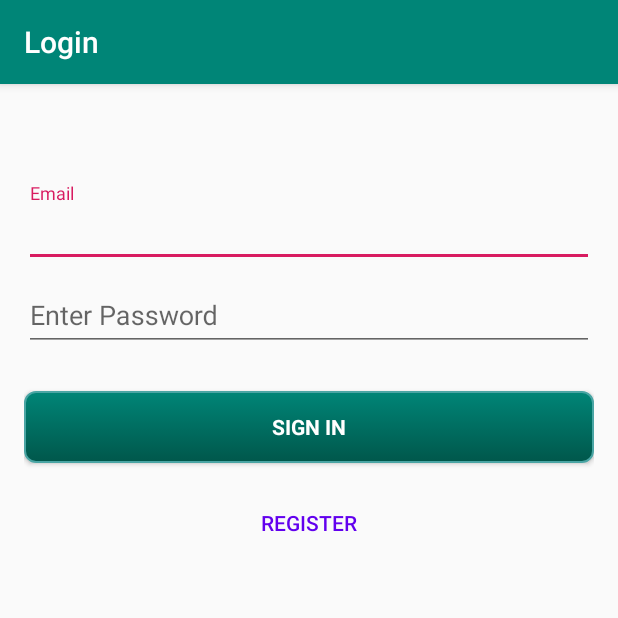
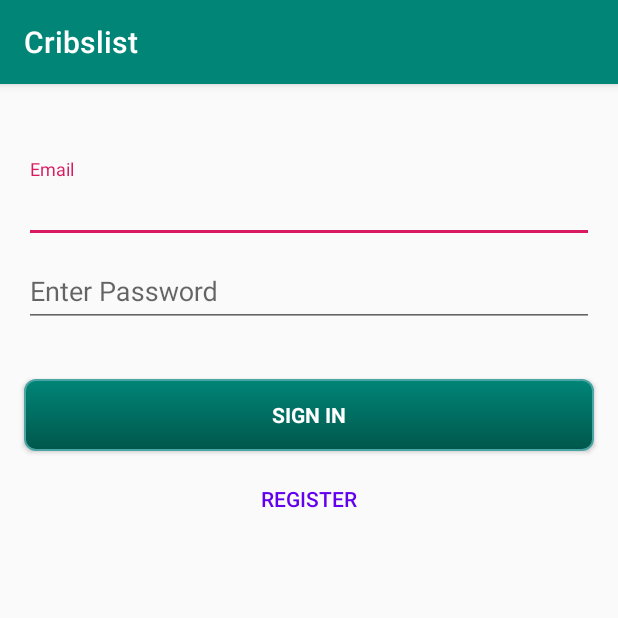
Before and after one commit to cribslist/cribslist_android, an Android app: the screen it shows after launch (LoginActivity), on a phone screen of 412 x 824 dp, the top half of it. Run offline under Robolectric (Android 15) with nearby library versions, the phone set to English and light mode, and no system bars; 2 statements that could not run were skipped.

Commit message:
Replace linear layout with ConstaintLayout. Adjust scroll with keyboard appearance.

```diff
--- a/app/src/main/java/com/codepath/cribslist/activities/LoginActivity.java
+++ b/app/src/main/java/com/codepath/cribslist/activities/LoginActivity.java
@@ -44,7 +44,7 @@ import static android.Manifest.permission.READ_CONTACTS;
  */
 public class LoginActivity extends AppCompatActivity implements LoaderCallbacks<Cursor> {
 
-    private static final String TITLE_TEXT = "Login";
+    private static final String TITLE_TEXT = "Cribslist";
 
     /**
      * Id to identity READ_CONTACTS permission request.
@@ -110,7 +110,7 @@ public class LoginActivity extends AppCompatActivity implements LoaderCallbacks<
             }
         });
 
-        mLoginFormView = findViewById(R.id.login_form);
+        mLoginFormView = findViewById(R.id.post_form);
         mProgressView = findViewById(R.id.login_progress);
 
         setDisplayStatus(DisplayStatus.LOG_IN);
@@ -308,6 +308,7 @@ public class LoginActivity extends AppCompatActivity implements LoaderCallbacks<
     private void launchMainActivity() {
         Intent i = new Intent(this, MainActivity.class);
         startActivity(i);
+        finish();
     }
 
     public void onClickSwitchButton(View view) {
--- a/app/src/main/res/layout/activity_login.xml
+++ b/app/src/main/res/layout/activity_login.xml
@@ -22,29 +22,33 @@
     </android.support.design.widget.AppBarLayout>
     <!-- Login progress -->
 
-    <ScrollView
-        android:id="@+id/login_form"
+    <android.support.v4.widget.NestedScrollView
+        android:id="@+id/post_form"
         android:layout_width="match_parent"
         android:layout_height="0dp"
-        android:layout_marginStart="16dp"
-        android:layout_marginTop="16dp"
-        android:layout_marginEnd="16dp"
-        android:layout_marginBottom="16dp"
         app:layout_constraintBottom_toBottomOf="parent"
         app:layout_constraintEnd_toEndOf="parent"
+        app:layout_constraintHorizontal_bias="1.0"
         app:layout_constraintStart_toStartOf="parent"
-        app:layout_constraintTop_toBottomOf="@+id/appBarLayout">
+        app:layout_constraintTop_toBottomOf="@+id/appBarLayout"
+        app:layout_constraintVertical_bias="1.0">
 
-        <LinearLayout
+        <android.support.constraint.ConstraintLayout
             android:id="@+id/email_login_form"
             android:layout_width="match_parent"
             android:layout_height="wrap_content"
-            android:layout_marginTop="50dp"
             android:orientation="vertical">
 
             <android.support.design.widget.TextInputLayout
+                android:id="@+id/textInputLayout3"
                 android:layout_width="match_parent"
-                android:layout_height="wrap_content">
+                android:layout_height="wrap_content"
+                android:layout_marginStart="16dp"
+                android:layout_marginTop="50dp"
+                android:layout_marginEnd="16dp"
+                app:layout_constraintEnd_toEndOf="parent"
+                app:layout_constraintStart_toStartOf="parent"
+                app:layout_constraintTop_toTopOf="parent">
 
                 <AutoCompleteTextView
                     android:id="@+id/email"
@@ -58,8 +62,14 @@
             </android.support.design.widget.TextInputLayout>
 
             <android.support.design.widget.TextInputLayout
+                android:id="@+id/textInputLayout2"
                 android:layout_width="match_parent"
-                android:layout_height="wrap_content">
+                android:layout_height="wrap_content"
+                android:layout_marginStart="16dp"
+                android:layout_marginEnd="16dp"
+                app:layout_constraintEnd_toEndOf="parent"
+                app:layout_constraintStart_toStartOf="parent"
+                app:layout_constraintTop_toBottomOf="@+id/textInputLayout3">
 
                 <EditText
                     android:id="@+id/password"
@@ -77,8 +87,14 @@
             </android.support.design.widget.TextInputLayout>
 
             <android.support.design.widget.TextInputLayout
+                android:id="@+id/textInputLayout"
                 android:layout_width="match_parent"
-                android:layout_height="match_parent">
+                android:layout_height="match_parent"
+                android:layout_marginStart="16dp"
+                android:layout_marginEnd="16dp"
+                app:layout_constraintEnd_toEndOf="parent"
+                app:layout_constraintStart_toStartOf="parent"
+                app:layout_constraintTop_toBottomOf="@+id/textInputLayout2">
 
                 <EditText
                     android:id="@+id/confirm_password"
@@ -97,28 +113,38 @@
             <Button
                 android:id="@+id/email_sign_in_button"
                 style="?android:textAppearanceSmall"
-                android:background="@drawable/ic_action_button"
                 android:layout_width="match_parent"
                 android:layout_height="wrap_content"
-                android:layout_marginTop="16dp"
-                android:layout_marginBottom="16dp"
+                android:layout_marginStart="16dp"
+                android:layout_marginTop="24dp"
+                android:layout_marginEnd="16dp"
+                android:layout_marginBottom="8dp"
+                android:background="@drawable/ic_action_button"
                 android:text="@string/action_sign_in_short"
                 android:textColor="@color/colorWhite"
-                android:textStyle="bold" />
+                android:textStyle="bold"
+                app:layout_constraintBottom_toTopOf="@+id/btSwitch"
+                app:layout_constraintEnd_toEndOf="parent"
+                app:layout_constraintStart_toStartOf="parent"
+                app:layout_constraintTop_toBottomOf="@+id/textInputLayout" />
 
             <Button
                 android:id="@+id/btSwitch"
                 style="@style/Widget.AppCompat.Button.Borderless"
                 android:layout_width="match_parent"
                 android:layout_height="wrap_content"
-                android:layout_marginStart="50dp"
-                android:layout_marginEnd="50dp"
+                android:layout_marginStart="16dp"
+                android:layout_marginEnd="16dp"
+                android:layout_marginBottom="32dp"
+                android:onClick="onClickSwitchButton"
                 android:text="@string/action_sign_in_short"
-                android:onClick="onClickSwitchButton"
-                android:textColor="@color/design_default_color_primary" />
+                android:textColor="@color/design_default_color_primary"
+                app:layout_constraintBottom_toBottomOf="parent"
+                app:layout_constraintEnd_toEndOf="parent"
+                app:layout_constraintStart_toStartOf="parent" />
 
-        </LinearLayout>
-    </ScrollView>
+        </android.support.constraint.ConstraintLayout>
+    </android.support.v4.widget.NestedScrollView>
 
     <ProgressBar
         android:id="@+id/login_progress"
@@ -126,8 +152,8 @@
         android:layout_width="wrap_content"
         android:layout_height="wrap_content"
         android:visibility="gone"
-        app:layout_constraintBottom_toBottomOf="@+id/login_form"
-        app:layout_constraintEnd_toEndOf="@+id/login_form"
-        app:layout_constraintStart_toStartOf="@+id/login_form"
+        app:layout_constraintBottom_toBottomOf="@+id/post_form"
+        app:layout_constraintEnd_toEndOf="@+id/post_form"
+        app:layout_constraintStart_toStartOf="@+id/post_form"
         app:layout_constraintTop_toBottomOf="@+id/appBarLayout" />
 </android.support.constraint.ConstraintLayout>
```
Also changed, not shown: app/src/main/AndroidManifest.xml (+9 -6 lines), app/src/main/res/layout/activity_post.xml (+75 -34 lines).
